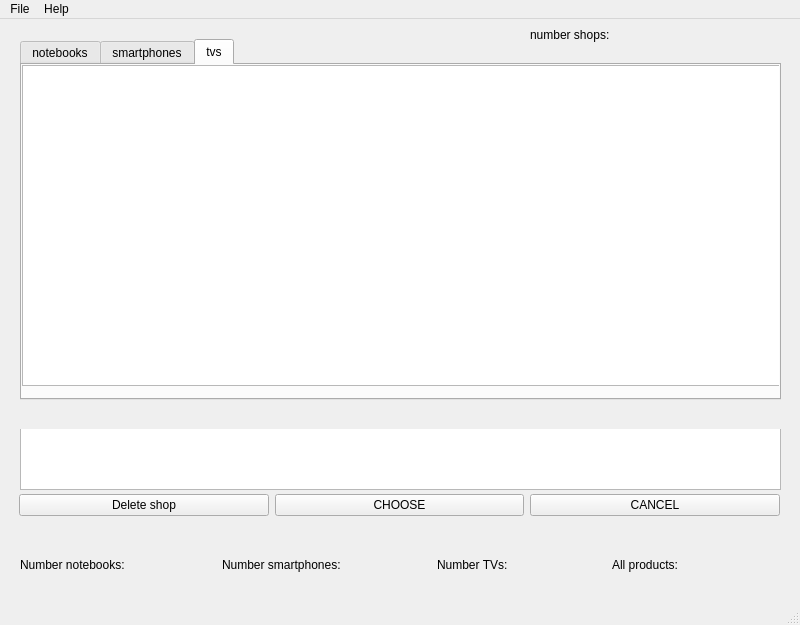
First picture: the form in mainwindow.ui, repository FieryCunningFox/course_work_qt, before the edit.
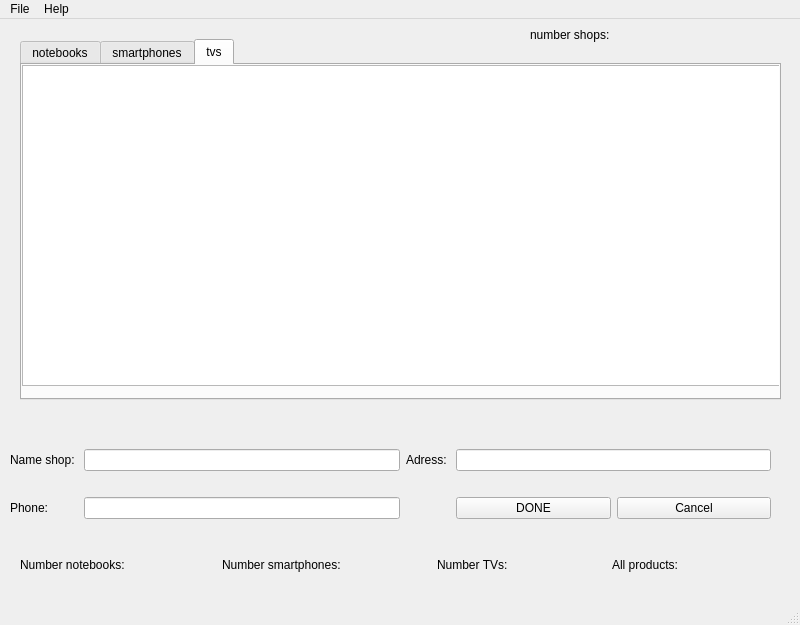
Second picture: the form after the edit. The open tabs and pages were chosen to show the change.

What changed in the file:
```diff
--- a/mainwindow.ui
+++ b/mainwindow.ui
@@ -1003,7 +1003,7 @@
        <item>
         <widget class="QPushButton" name="choose_new_shop_2">
          <property name="text">
-          <string>CHOOSE</string>
+          <string>Change shop</string>
          </property>
         </widget>
        </item>
@@ -1089,6 +1089,68 @@
       </layout>
      </widget>
     </widget>
+    <widget class="QWidget" name="edit_shop">
+     <widget class="QWidget" name="gridLayoutWidget_11">
+      <property name="geometry">
+       <rect>
+        <x>0</x>
+        <y>0</y>
+        <width>761</width>
+        <height>111</height>
+       </rect>
+      </property>
+      <layout class="QGridLayout" name="gridLayout_11">
+       <item row="1" column="0">
+        <widget class="QLabel" name="label_49">
+         <property name="text">
+          <string>Phone: </string>
+         </property>
+        </widget>
+       </item>
+       <item row="0" column="0">
+        <widget class="QLabel" name="label_50">
+         <property name="text">
+          <string>Name shop: </string>
+         </property>
+        </widget>
+       </item>
+       <item row="0" column="1">
+        <widget class="QLineEdit" name="name_shop_2"/>
+       </item>
+       <item row="0" column="2">
+        <widget class="QLabel" name="label_51">
+         <property name="text">
+          <string>Adress: </string>
+         </property>
+        </widget>
+       </item>
+       <item row="0" column="3">
+        <widget class="QLineEdit" name="adress_shop_2"/>
+       </item>
+       <item row="1" column="1">
+        <widget class="QLineEdit" name="phone_shop_2"/>
+       </item>
+       <item row="1" column="3">
+        <layout class="QHBoxLayout" name="horizontalLayout_6">
+         <item>
+          <widget class="QPushButton" name="edit_shop_done">
+           <property name="text">
+            <string>DONE</string>
+           </property>
+          </widget>
+         </item>
+         <item>
+          <widget class="QPushButton" name="cancel_new_shop_2">
+           <property name="text">
+            <string>Cancel</string>
+           </property>
+          </widget>
+         </item>
+        </layout>
+       </item>
+      </layout>
+     </widget>
+    </widget>
    </widget>
    <widget class="QWidget" name="horizontalLayoutWidget">
     <property name="geometry">
```
Left out of the diff: 9 changed lines with no effect on the pictures.
